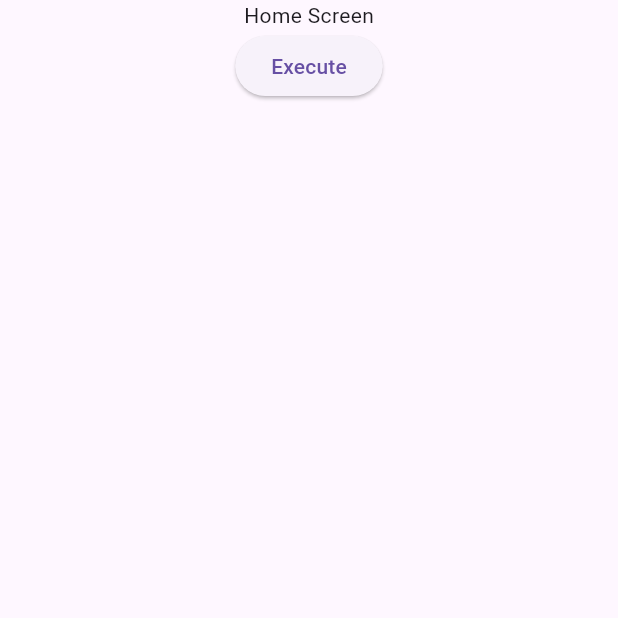
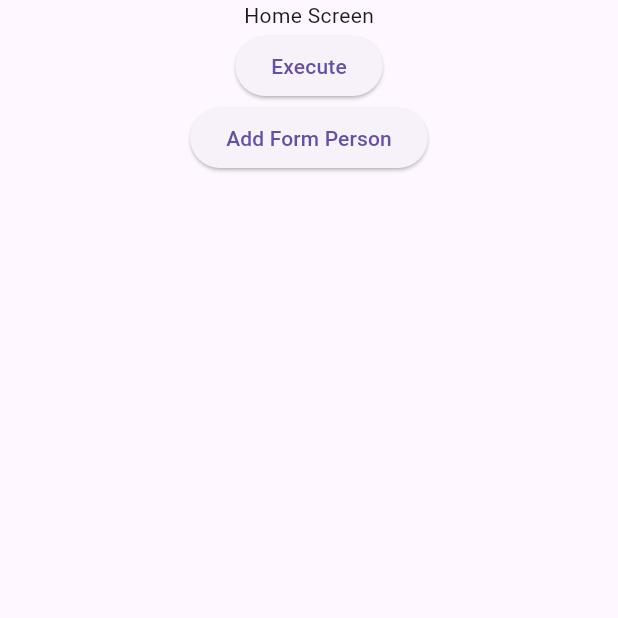
Before and after one commit to luizmagao/sqflite-example, a Flutter app: the screen it shows after launch, on a phone screen of 412 x 824 dp, the top half of it. Run offline on Flutter 3.47's test engine with Material 3 defaults, Android fonts, the phone set to English and light mode, and no system bars; our stand-ins replace sqflite; accounts and stored records are empty.

Commit message:
create function add

```diff
--- a/lib/models/person.dart
+++ b/lib/models/person.dart
@@ -1,18 +1,21 @@
 class Person {
   int? id;
   String? name;
+  int? age;
 
-  Person({this.id, this.name});
+  Person({this.id, this.name, this.age});
 
   Person.fromJson(Map<String, dynamic> json) {
     id = json['id'];
     name = json['name'];
+    age = json['age'];
   }
 
   Map<String, dynamic> toJson() {
     final Map<String, dynamic> data = <String, dynamic>{};
     data['id'] = id;
     data['name'] = name;
+    data['age'] = age;
     return data;
   }
 }
--- a/lib/routes/routes.dart
+++ b/lib/routes/routes.dart
@@ -1,9 +1,11 @@
+import 'package:sqlite/screens/add_screen.dart';
 import 'package:sqlite/screens/home_screen.dart';
 import 'package:flutter/material.dart';
 
 class Routes {
   static final List<Map<String, dynamic>> _routeDefinitions = [
     {'name': 'home', 'widget': const HomeScreen()},
+    {'name': 'add_person', 'widget': const AddScreen()},
   ];
 
   static Map<String, Widget Function(BuildContext)> routes = {
--- a/lib/screens/home_screen.dart
+++ b/lib/screens/home_screen.dart
@@ -26,6 +26,13 @@ class _HomeScreenState extends State<HomeScreen> {
             },
             child: Text('Execute'),
           ),
+          ElevatedButton(
+            onPressed: () {
+              print('Open form person');
+              Navigator.pushNamed(context, 'add_person');
+            },
+            child: Text('Add Form Person'),
+          ),
         ],
       ),
     );
```
Also changed, not shown: lib/screens/add_screen.dart (added, +48 -0 lines), flutter_01.png (added).
